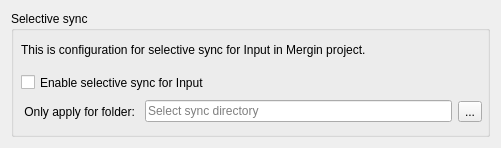
This is Mergin/ui/ui_project_config.ui in MerginMaps/qgis-plugin as Qt 5 draws it before an edit. The edited form follows.
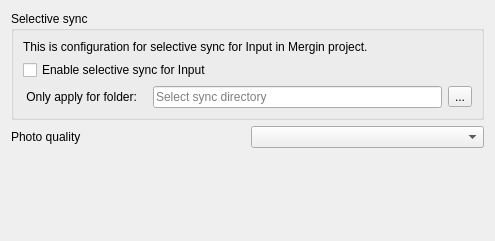
This is the edited form.

Commit message: add photo quality setting to mergin project properties

Diff of the .ui file:
```diff
--- a/Mergin/ui/ui_project_config.ui
+++ b/Mergin/ui/ui_project_config.ui
@@ -9,68 +9,38 @@
    <rect>
     <x>0</x>
     <y>0</y>
-    <width>501</width>
-    <height>148</height>
+    <width>495</width>
+    <height>241</height>
    </rect>
   </property>
   <property name="windowTitle">
    <string>Create Mergin Project</string>
   </property>
   <layout class="QGridLayout" name="gridLayout_2">
-   <item row="0" column="0">
-    <layout class="QVBoxLayout" name="verticalLayout">
-     <item>
+   <item row="1" column="1">
+    <widget class="QComboBox" name="cmb_photo_quality"/>
+   </item>
+   <item row="1" column="0">
+    <widget class="QLabel" name="label_2">
+     <property name="text">
+      <string>Photo quality</string>
+     </property>
+    </widget>
+   </item>
+   <item row="0" column="0" colspan="2">
       <widget class="QGroupBox" name="selective_sync_group">
        <property name="title">
         <string>Selective sync</string>
        </property>
+     <layout class="QGridLayout" name="gridLayout">
+      <item row="0" column="0" colspan="4">
        <widget class="QLabel" name="label">
-        <property name="geometry">
-         <rect>
-          <x>10</x>
-          <y>30</y>
-          <width>451</width>
-          <height>17</height>
-         </rect>
-        </property>
         <property name="text">
          <string>This is configuration for selective sync for Input in Mergin project.</string>
         </property>
        </widget>
-       <widget class="QCheckBox" name="chk_sync_enabled">
-        <property name="enabled">
-         <bool>true</bool>
-        </property>
-        <property name="geometry">
-         <rect>
-          <x>10</x>
-          <y>60</y>
-          <width>401</width>
-          <height>23</height>
-         </rect>
-        </property>
-        <property name="text">
-         <string>Enable selective sync for Input</string>
-        </property>
-       </widget>
-       <widget class="QWidget" name="layoutWidget">
-        <property name="geometry">
-         <rect>
-          <x>10</x>
-          <y>80</y>
-          <width>461</width>
-          <height>41</height>
-         </rect>
-        </property>
-        <layout class="QHBoxLayout" name="select_dir_layout">
-         <item>
-          <widget class="QLabel" name="label_sync_dir">
-           <property name="text">
-            <string> Only apply for folder: </string>
-           </property>
-          </widget>
-         </item>
-         <item>
+      </item>
+      <item row="3" column="2">
           <widget class="QLineEdit" name="edit_sync_dir">
            <property name="enabled">
             <bool>true</bool>
@@ -89,18 +59,45 @@
            </property>
           </widget>
          </item>
-         <item>
+      <item row="3" column="3">
           <widget class="QToolButton" name="btn_get_sync_dir">
            <property name="text">
             <string>...</string>
            </property>
           </widget>
          </item>
-        </layout>
+      <item row="3" column="0">
+       <widget class="QLabel" name="label_sync_dir">
+        <property name="text">
+         <string> Only apply for folder: </string>
+        </property>
        </widget>
+      </item>
+      <item row="2" column="0" colspan="4">
+       <widget class="QCheckBox" name="chk_sync_enabled">
+        <property name="enabled">
+         <bool>true</bool>
+        </property>
+        <property name="text">
+         <string>Enable selective sync for Input</string>
+        </property>
       </widget>
      </item>
     </layout>
+    </widget>
+   </item>
+   <item row="2" column="0" colspan="2">
+    <spacer name="verticalSpacer">
+     <property name="orientation">
+      <enum>Qt::Vertical</enum>
+     </property>
+     <property name="sizeHint" stdset="0">
+      <size>
+       <width>20</width>
+       <height>40</height>
+      </size>
+     </property>
+    </spacer>
    </item>
   </layout>
  </widget>
```
Left out of the diff: 2 changed lines with no effect on the pictures. Lines whose indentation alone changed are shown as unchanged. The commit also changes 1 other file.
